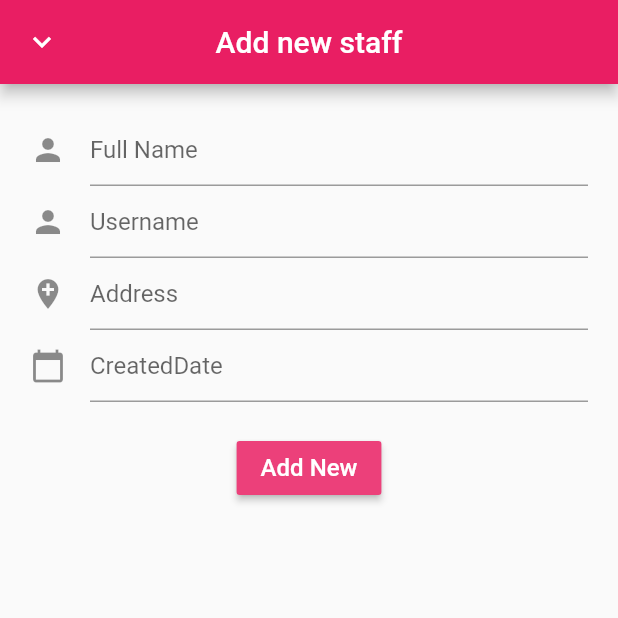
After one commit to 001-Flutter-Projects/Flutter-DML, a Flutter app: the StaffAdd screen opened directly, on a phone screen of 412 x 824 dp, the top half of it. The commit adds this screen. Run offline on Flutter 3.47's test engine with Material 2 defaults, Android fonts, the phone set to English and light mode, and no system bars; our stand-ins replace cloud_firestore, firebase_auth, firebase_core, flutter_spinkit, page_transition; missing offline and left inert: passwordfield; accounts and stored records are empty.

Commit message:
complete task

```diff
--- /dev/null
+++ b/lib/screens/home/staff_add.dart
@@ -0,0 +1,110 @@
+import 'package:cloud_firestore/cloud_firestore.dart';
+import 'package:flutter/material.dart';
+import 'package:flutter_dml/models/staff.dart';
+import 'package:flutter_dml/shared/loading.dart';
+
+class StaffAdd extends StatefulWidget {
+  @override
+  _StaffAddState createState() => _StaffAddState();
+}
+
+class _StaffAddState extends State<StaffAdd> {
+
+  bool loading = false;
+
+  @override
+  Widget build(BuildContext context) {
+    return loading ? Loading() : Scaffold(
+      appBar: _buildAppBar(),
+      body: _buildBody(),
+    );
+  }
+
+  _buildAppBar() {
+    return AppBar(
+      leading: IconButton(
+        icon: Icon(Icons.keyboard_arrow_down),
+        onPressed: () {
+          Navigator.pop(context);
+        },
+      ),
+      backgroundColor: Colors.pink,
+      title: Text('Add new staff', style: TextStyle(color: Colors.white),),
+      centerTitle: true,
+    );
+  }
+
+  _buildBody() {
+
+    var _fullName = TextEditingController();
+    var _username = TextEditingController();
+    var _address = TextEditingController();
+    var _createdDate = TextEditingController();
+
+    return Container(
+      padding: EdgeInsets.all(20.0),
+      child: Column(
+        children: <Widget> [
+          TextField(
+            controller: _fullName,
+            decoration: InputDecoration(
+              icon: Icon(Icons.person),
+                hintText: 'Full Name'
+            ),
+          ),
+          TextField(
+            controller: _username,
+            decoration: InputDecoration(
+              icon: Icon(Icons.person),
+                hintText: 'Username'
+            ),
+          ),
+          TextField(
+            controller: _address,
+            decoration: InputDecoration(
+                icon: Icon(Icons.add_location),
+                hintText: 'Address'
+            ),
+          ),
+          TextField(
+            controller: _createdDate,
+            decoration: InputDecoration(
+                icon: Icon(Icons.calendar_today),
+                hintText: 'CreatedDate'
+            ),
+          ),
+          SizedBox(height: 20.0,),
+          RaisedButton(
+            color: Colors.pink[400],
+            child: Text('Add New',
+              style: TextStyle(fontSize: 16, color: Colors.white),
+            ),
+            onPressed: () async {
+              setState(() {
+                loading = true;
+              });
+              FirebaseFirestore.instance.runTransaction((trx) async {
+                CollectionReference colRef = FirebaseFirestore.instance.collection('users');
+                Staff staff = Staff(
+                  fullName: _fullName.text,
+                  //image: 'https://bl.thgim.com/news/sports/q40ow5/article31080376.ece/alternates/LANDSCAPE_435/cristiano-ronaldojpg',
+                  username: _username.text,
+                  address: _address.text,
+                  createDate: DateTime.now().toIso8601String()
+                );
+                dynamic reult = await colRef.add(staff.toMap());
+                if(reult == staff) {
+                  setState(() {
+                    loading = false;
+                  });
+                }
+              }).then((value) {
+                Navigator.of(context).pop();
+              });
+            },
+          ),
+        ],
+      ),
+    );
+  }
+}
--- /dev/null
+++ b/lib/screens/home/staff_update.dart
@@ -0,0 +1,122 @@
+import 'package:cloud_firestore/cloud_firestore.dart';
+import 'package:flutter/material.dart';
+import 'package:flutter_dml/models/staff.dart';
+import 'package:flutter_dml/shared/loading.dart';
+
+class StaffUpdate extends StatefulWidget {
+
+  final Staff staff;
+  StaffUpdate({this.staff});
+
+  @override
+  _StaffUpdateState createState() => _StaffUpdateState();
+}
+
+class _StaffUpdateState extends State<StaffUpdate> {
+
+  bool loading = false;
+
+  @override
+  Widget build(BuildContext context) {
+    return loading ? Loading() : Scaffold(
+      appBar: _buildAppBar(),
+      body: _buildBody(),
+    );
+  }
+
+  _buildAppBar() {
+    return AppBar(
+      leading: IconButton(
+        icon: Icon(Icons.keyboard_arrow_left),
+        onPressed: () {
+          Navigator.pop(context);
+        },
+      ),
+      backgroundColor: Colors.pink,
+      title: Text('Edit Staff', style: TextStyle(color: Colors.white),),
+      centerTitle: true,
+    );
+  }
+
+  var _fullName = TextEditingController();
+  var _username = TextEditingController();
+  var _address = TextEditingController();
+  var _createdDate = TextEditingController();
+
+  @override
+  void initState() {
+    super.initState();
+    _fullName.text = widget.staff.fullName;
+    _username.text = widget.staff.username;
+    _address.text = widget.staff.address;
+    _createdDate.text = widget.staff.createDate;
+  }
+
+  _buildBody() {
+    return Container(
+      padding: EdgeInsets.all(20.0),
+      child: Column(
+        children: <Widget> [
+          TextField(
+            controller: _fullName,
+            decoration: InputDecoration(
+                icon: Icon(Icons.person),
+                hintText: 'Full Name'
+            ),
+          ),
+          TextField(
+            controller: _username,
+            decoration: InputDecoration(
+                icon: Icon(Icons.person),
+                hintText: 'Username'
+            ),
+          ),
+          TextField(
+            controller: _address,
+            decoration: InputDecoration(
+                icon: Icon(Icons.add_location),
+                hintText: 'Address'
+            ),
+          ),
+          TextField(
+            controller: _createdDate,
+            decoration: InputDecoration(
+                icon: Icon(Icons.calendar_today),
+                hintText: 'CreatedDate'
+            ),
+          ),
+          SizedBox(height: 20.0,),
+          RaisedButton(
+            color: Colors.pink[400],
+            child: Text('Update New',
+              style: TextStyle(fontSize: 16, color: Colors.white),
+            ),
+            onPressed: () async {
+              setState(() {
+                loading = true;
+              });
+              FirebaseFirestore.instance.runTransaction((trx) async {
+                //CollectionReference colRef = FirebaseFirestore.instance.collection('users');
+                Staff staff = Staff(
+                    fullName: _fullName.text,
+                    //image: 'https://bl.thgim.com/news/sports/q40ow5/article31080376.ece/alternates/LANDSCAPE_435/cristiano-ronaldojpg',
+                    username: _username.text,
+                    address: _address.text,
+                    createDate: widget.staff.createDate
+                );
+                dynamic result = trx.update(widget.staff.reference, staff.toMap());
+                if(result == staff){
+                  setState(() {
+                    loading = false;
+                  });
+                }
+              }).then((value) {
+                Navigator.of(context).pop();
+              });
+            },
+          ),
+        ],
+      ),
+    );
+  }
+}
--- a/pubspec.yaml
+++ b/pubspec.yaml
@@ -34,6 +34,7 @@ dependencies:
   flutter_spinkit: ^4.1.2+1
   passwordfield: ^0.0.82
   cloud_firestore: ^0.14.1+2
+  page_transition: ^1.1.7+2
 
 dev_dependencies:
   flutter_test:
@@ -51,8 +52,8 @@ flutter:
   uses-material-design: true
 
   # To add assets to your application, add an assets section, like this:
-  # assets:
-  #   - images/a_dot_burr.jpeg
+  assets:
+    - image/
   #   - images/a_dot_ham.jpeg
 
   # An image asset can refer to one or more resolution-specific "variants", see
```
Also changed, not shown: lib/screens/home/build_listview.dart (added, +112 -0 lines), lib/screens/home/home.dart (+31 -26 lines), lib/screens/home/list_view.dart (deleted, +0 -50 lines), image/senghuy.jpg (added), pubspec.lock.
